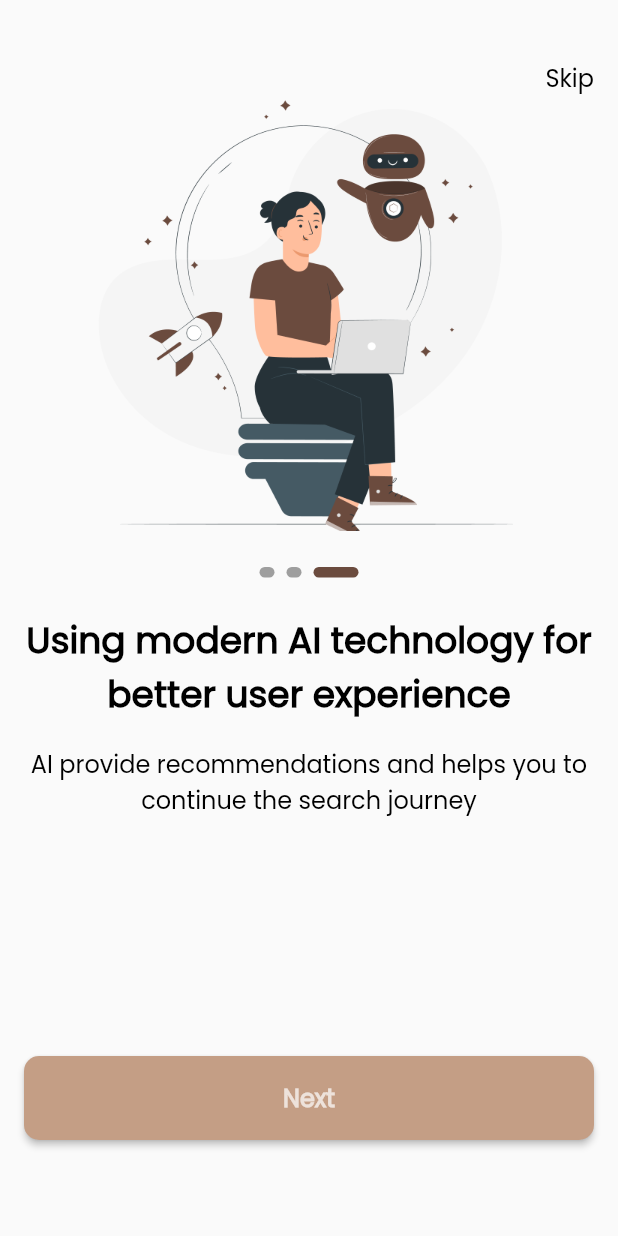
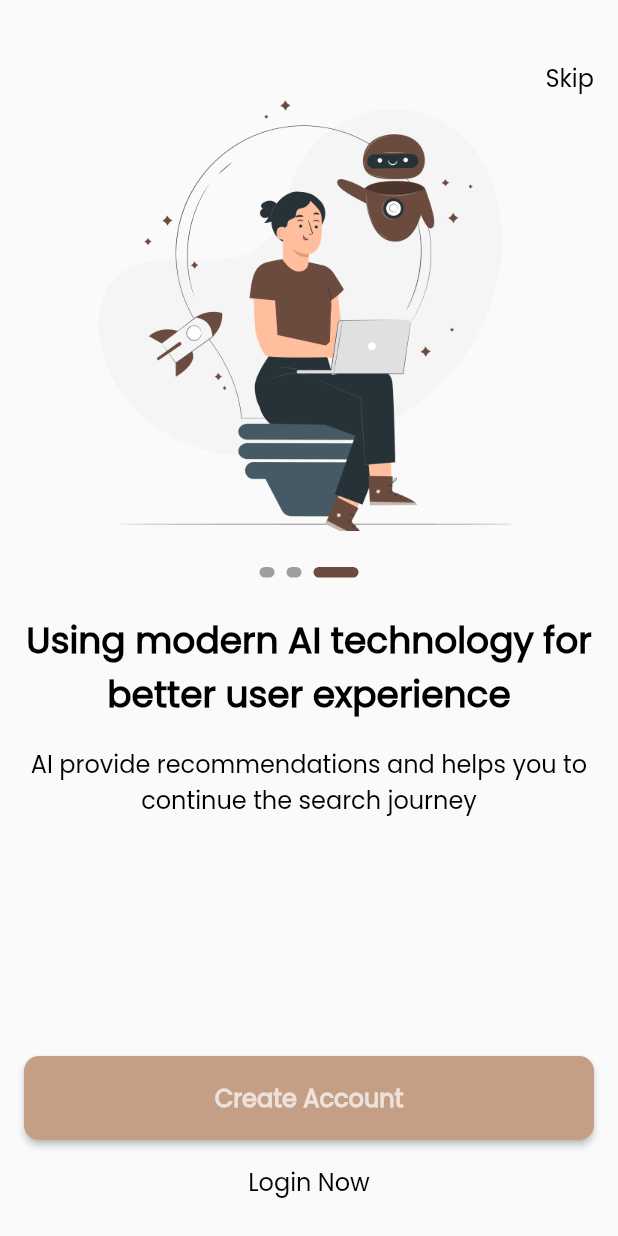
Before and after one commit to eiadHany/Daleel_app, a Flutter app: the screen it shows after launch, swiped to page 3, on a phone screen of 412 x 824 dp. Run offline on Flutter 3.47's test engine with Material 2 defaults, Android fonts, the phone set to English and light mode, and no system bars; drawn by our look-alikes of smooth_page_indicator; our stand-ins replace go_router.

Commit message:
on boarding view is done

```diff
--- a/lib/core/utils/app_routes.dart
+++ b/lib/core/utils/app_routes.dart
@@ -1,30 +1,46 @@
+import 'package:daleel/features/auth/presentation/view/signin.dart';
+import 'package:daleel/features/auth/presentation/view/signup.dart';
 import 'package:daleel/features/home/presentation/view/home_view.dart';
 import 'package:daleel/features/on%20boarding/presentation/view/on_boarding.dart';
 import 'package:daleel/features/splash/presentation/view/splash_view.dart';
 import 'package:go_router/go_router.dart';
 
-abstract class Routes{
+abstract class Routes {
   static const String homeView = 'HomeView';
   static const String onBoarding = '/onBoarding';
+  static const String signUp = '/signUp';
+  static const String signIn = '/signIn';
+
   static final GoRouter router = GoRouter(
-
     routes: [
       GoRoute(
         path: '/',
-      builder: ( context, GoRouterState state) {
+        builder: (context, GoRouterState state) {
           return const SplashView();
         },
       ),
       GoRoute(
         path: '/HomeView',
-          builder: ( context, GoRouterState state) {
+        builder: (context, GoRouterState state) {
           return const HomeView();
         },
       ),
       GoRoute(
         path: '/onBoarding',
-          builder: ( context, GoRouterState state) {
+        builder: (context, GoRouterState state) {
           return const OnBoarding();
+        },
+      ),
+      GoRoute(
+        path: '/signUp',
+        builder: (context, GoRouterState state) {
+          return const SignUpView();
+        },
+      ),
+      GoRoute(
+        path: '/signIn',
+        builder: (context, GoRouterState state) {
+          return const SignInView();
         },
       ),
     ],
--- a/lib/core/widget/custom_btn.dart
+++ b/lib/core/widget/custom_btn.dart
@@ -3,22 +3,28 @@ import 'package:daleel/core/utils/app_textstyle.dart';
 import 'package:flutter/material.dart';
 
 class CustomElevatedbutton extends StatelessWidget {
-  const CustomElevatedbutton({super.key, required this.text, this.color });
-final String text ;
-final Color? color;
+  const CustomElevatedbutton(
+      {super.key, required this.text, this.color, this.onPressed});
+  final String text;
+  final Color? color;
+  final void Function()? onPressed;
   @override
   Widget build(BuildContext context) {
     return SizedBox(
       height: 56,
       width: double.infinity,
-      child: ElevatedButton(onPressed: (){},
-      style: ElevatedButton.styleFrom(
-        backgroundColor: color?? AppColors.primaryColor,
-        shape:  RoundedRectangleBorder(borderRadius: BorderRadius.circular(10)),
-      ),
-       child: Text(text,
-       style: CustomTextStyle.poppins500style24.copyWith(fontSize: 16, color: Colors.white.withOpacity(0.7)),
-       )),
+      child: ElevatedButton(
+          onPressed: onPressed,
+          style: ElevatedButton.styleFrom(
+            backgroundColor: color ?? AppColors.primaryColor,
+            shape:
+                RoundedRectangleBorder(borderRadius: BorderRadius.circular(10)),
+          ),
+          child: Text(
+            text,
+            style: CustomTextStyle.poppins500style24
+                .copyWith(fontSize: 16, color: Colors.white.withOpacity(0.7)),
+          )),
     );
   }
 }
--- /dev/null
+++ b/lib/features/auth/presentation/view/signin.dart
@@ -0,0 +1,10 @@
+import 'package:flutter/material.dart';
+
+class SignInView extends StatelessWidget {
+  const SignInView({super.key});
+
+  @override
+  Widget build(BuildContext context) {
+    return const Scaffold();
+  }
+}
--- /dev/null
+++ b/lib/features/auth/presentation/view/signup.dart
@@ -0,0 +1,10 @@
+import 'package:flutter/material.dart';
+
+class SignUpView extends StatelessWidget {
+  const SignUpView({super.key});
+
+  @override
+  Widget build(BuildContext context) {
+    return const Scaffold();
+  }
+}
--- a/lib/features/on boarding/presentation/view/on_boarding.dart
+++ b/lib/features/on boarding/presentation/view/on_boarding.dart
@@ -1,37 +1,53 @@
-import 'package:daleel/core/widget/custom_btn.dart';
+import 'package:daleel/core/functions/custom_navigation.dart';
+import 'package:daleel/core/utils/app_routes.dart';
 import 'package:daleel/features/on%20boarding/presentation/widget/custom_nav_bar.dart';
+import 'package:daleel/features/on%20boarding/presentation/widget/get_buttons.dart';
 import 'package:daleel/features/on%20boarding/presentation/widget/on_boarding_view_body.dart';
 import 'package:flutter/material.dart';
 
-class OnBoarding extends StatelessWidget {
+class OnBoarding extends StatefulWidget {
   const OnBoarding({super.key});
 
   @override
+  State<OnBoarding> createState() => _OnBoardingState();
+}
+
+class _OnBoardingState extends State<OnBoarding> {
+  final PageController _controller = PageController(initialPage: 0);
+  int currentIndex = 0;
+  @override
   Widget build(BuildContext context) {
-    return  SafeArea(
+    return SafeArea(
       child: Scaffold(
         body: Padding(
           padding: const EdgeInsets.symmetric(horizontal: 16),
           child: ListView(
-             physics: const BouncingScrollPhysics(),
+            physics: const BouncingScrollPhysics(),
             children: [
+              const SizedBox(height: 40),
+              CustomNavBar(
+                onTap: () {
+                  customNavigation(context, Routes.signUp);
+                },
+              ),
+              OnBoardingWidgetBody(
+                controller: _controller,
+                onPageChanged: (index) {
+                  setState(() {});
+                  currentIndex = index;
+                },
+              ),
               const SizedBox(
-                height: 40
+                height: 90,
               ),
-               const CustomNavBar(),
-              OnBoardingWidgetBody(),
-              const SizedBox(height: 90,),
-                const CustomElevatedbutton(text: 'Next'),
-                const SizedBox(
+              GetButtons(currentIndex: currentIndex, controller: _controller),
+              const SizedBox(
                 height: 17,
               ),
-
             ],
           ),
         ),
       ),
     );
-
-
   }
 }
--- a/lib/features/on boarding/presentation/widget/custom_nav_bar.dart
+++ b/lib/features/on boarding/presentation/widget/custom_nav_bar.dart
@@ -4,14 +4,19 @@ import 'package:flutter/material.dart';
 class CustomNavBar extends StatelessWidget {
   const CustomNavBar({
     super.key,
+    this.onTap,
   });
-
+  final void Function()? onTap;
   @override
   Widget build(BuildContext context) {
-    return Align(
-     alignment: Alignment.centerRight,
-      child: Text(
-       'Skip', style:CustomTextStyle.poppins300style16.copyWith(fontWeight: FontWeight.w400) ),
+    return GestureDetector(
+      onTap: onTap,
+      child: Align(
+        alignment: Alignment.centerRight,
+        child: Text('Skip',
+            style: CustomTextStyle.poppins300style16
+                .copyWith(fontWeight: FontWeight.w400)),
+      ),
     );
   }
 }
--- /dev/null
+++ b/lib/features/on boarding/presentation/widget/get_buttons.dart
@@ -0,0 +1,52 @@
+import 'package:daleel/core/functions/custom_navigation.dart';
+import 'package:daleel/core/utils/app_routes.dart';
+import 'package:daleel/core/utils/app_textstyle.dart';
+import 'package:daleel/core/widget/custom_btn.dart';
+import 'package:daleel/features/on%20boarding/data/models/on_boarding_model.dart';
+import 'package:flutter/material.dart';
+
+class GetButtons extends StatelessWidget {
+  const GetButtons({
+    super.key,
+    required this.currentIndex,
+    required this.controller,
+  });
+  final int currentIndex;
+  final PageController controller;
+  @override
+  Widget build(BuildContext context) {
+    if (currentIndex == onBoardingData.length - 1) {
+      return Column(
+        children: [
+          CustomElevatedbutton(
+            text: 'Create Account',
+            onPressed: () {
+              customNavigation(context, Routes.signUp);
+            },
+          ),
+          const SizedBox(
+            height: 16,
+          ),
+          GestureDetector(
+            onTap: () {
+              customNavigation(context, Routes.signIn);
+            },
+            child: const Text(
+              'Login Now',
+              style: CustomTextStyle.poppins300style16,
+            ),
+          ),
+        ],
+      );
+    } else {
+      return CustomElevatedbutton(
+        text: 'Next',
+        onPressed: () {
+          controller.nextPage(
+              duration: const Duration(milliseconds: 2),
+              curve: Curves.bounceIn);
+        },
+      );
+    }
+  }
+}
--- a/lib/features/on boarding/presentation/widget/on_boarding_view_body.dart
+++ b/lib/features/on boarding/presentation/widget/on_boarding_view_body.dart
@@ -1,23 +1,23 @@
 
 import 'package:daleel/core/utils/app_textstyle.dart';
-import 'package:daleel/core/widget/custom_btn.dart';
+
 import 'package:daleel/features/on%20boarding/data/models/on_boarding_model.dart';
 import 'package:daleel/features/on%20boarding/presentation/widget/custom_smooth_page_indicator.dart';
 import 'package:flutter/material.dart';
 
 
-import '../../../../core/utils/app_assets.dart';
-
 class OnBoardingWidgetBody extends StatelessWidget {
-   OnBoardingWidgetBody({super.key});
-final PageController _controller = PageController();
+   const OnBoardingWidgetBody({super.key, required this.controller, this.onPageChanged});
+final PageController controller;
+final Function(int)? onPageChanged;
   @override
   Widget build(BuildContext context) {
     return SizedBox(
       height: 550,
       child: PageView.builder(
+        onPageChanged: onPageChanged,
         physics: const BouncingScrollPhysics(),
-        controller: _controller,
+        controller: controller,
         itemCount: onBoardingData.length,
         itemBuilder: (context, index) {
           return Column(
@@ -33,7 +33,7 @@ final PageController _controller = PageController();
               const SizedBox(
                 height: 24,
               ),
-              CustomSmoothPageIndicator(controller: _controller),
+              CustomSmoothPageIndicator(controller: controller),
               const SizedBox(height: 24,),
                Text(onBoardingData[index].title, style: CustomTextStyle.poppins500style24, textAlign: TextAlign.center,maxLines: 2,overflow: TextOverflow.ellipsis,),
               const SizedBox(height: 16,),
```
Also changed, not shown: lib/features/splash/presentation/view/splash_view.dart (+12 -8 lines). Lines whose indentation alone changed are shown as unchanged.
